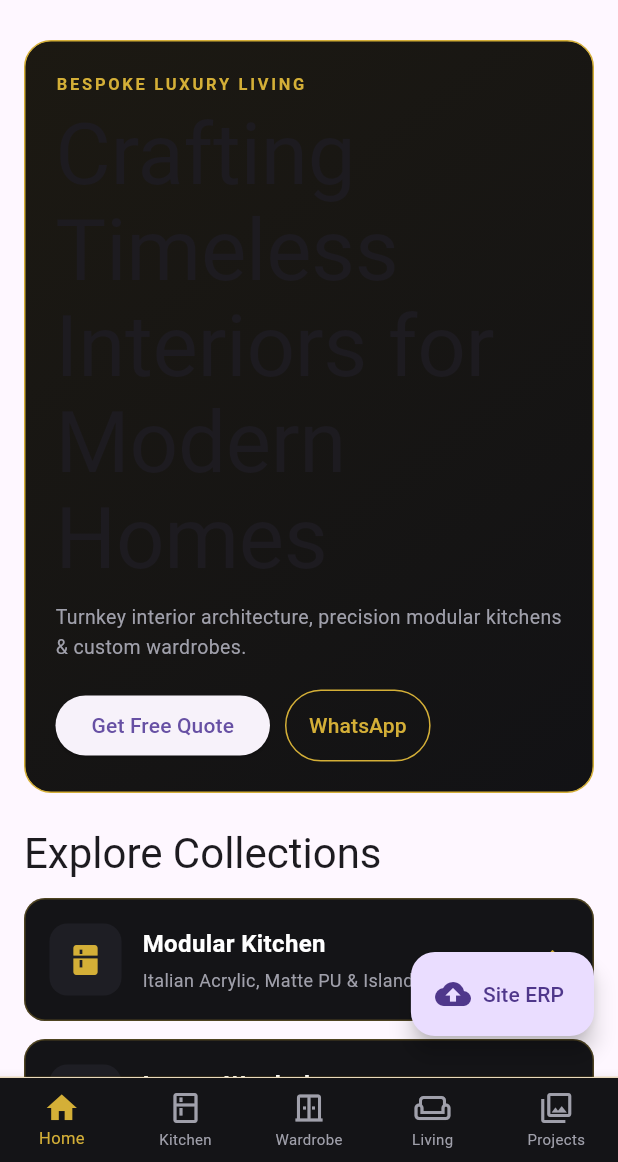
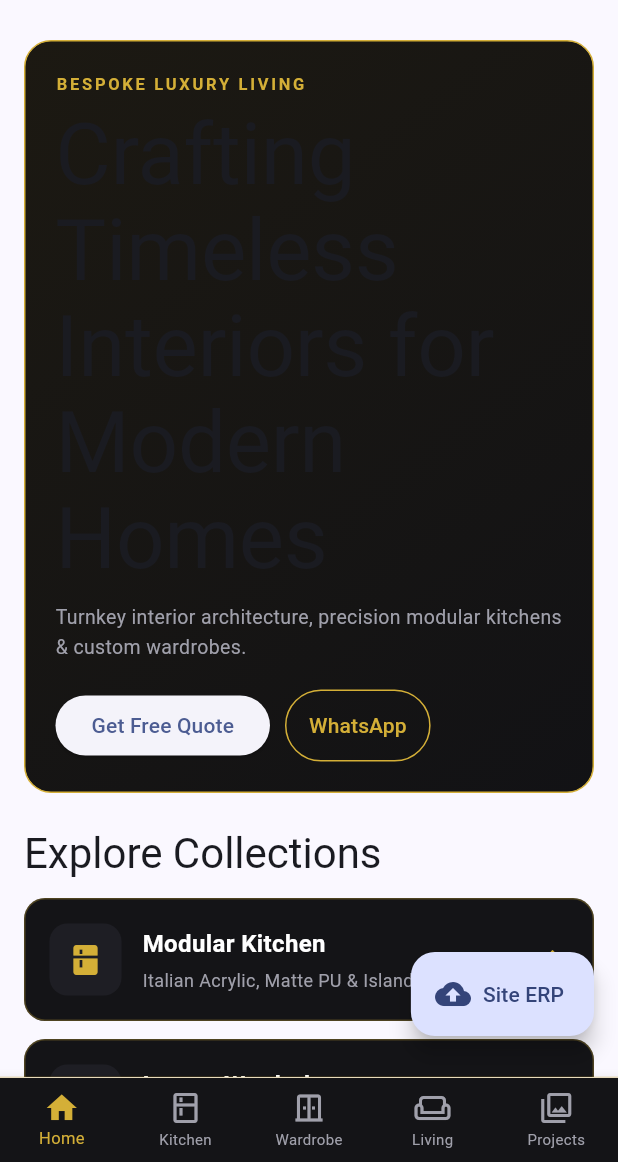
Before and after one commit to uthomestudio-source/ut-home-studio, a Flutter app: the screen it shows once a user with an empty profile is signed in, on a phone screen of 412 x 824 dp, the part 74-1236 px from its top. Run offline on Flutter 3.47's test engine with Material 3 defaults, Android fonts, the phone set to English and light mode, and no system bars; our stand-ins replace cloud_firestore, firebase_auth, firebase_core, google_fonts, image_picker, shared_preferences; accounts and stored records are empty.

Commit message:
Update main.dart

```diff
--- a/lib/main.dart
+++ b/lib/main.dart
@@ -2,7 +2,6 @@ import 'package:flutter/material.dart';
 import 'package:firebase_core/firebase_core.dart';
 import 'package:firebase_auth/firebase_auth.dart';
 import 'services/studio_storage.dart';
-import 'theme/app_theme.dart';
 import 'screens/main_shell.dart';
 import 'screens/erp_portal_screen.dart';
 
@@ -26,7 +25,10 @@ class UtHomeStudioApp extends StatelessWidget {
         return MaterialApp(
           title: 'UT HOME STUDIO',
           debugShowCheckedModeBanner: false,
-          theme: AppTheme.build(config),
+          theme: ThemeData(
+            colorScheme: ColorScheme.fromSeed(seedColor: const Color(0xFF1E3A8A)),
+            useMaterial3: true,
+          ),
           home: StreamBuilder<User?>(
             stream: FirebaseAuth.instance.authStateChanges(),
             builder: (context, snapshot) {
```
